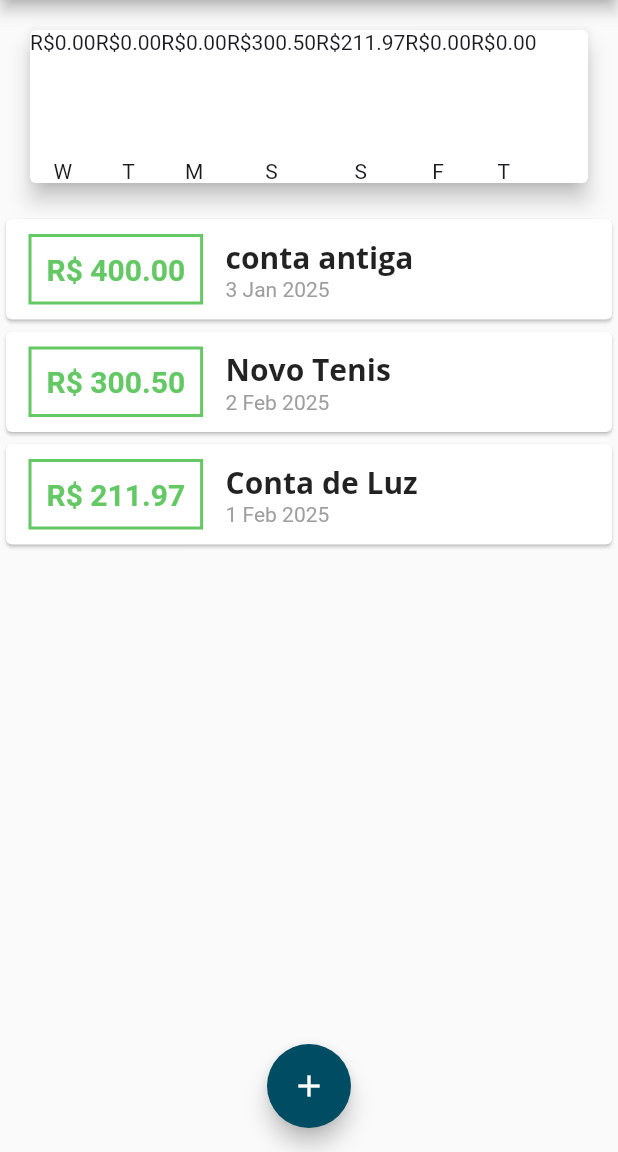
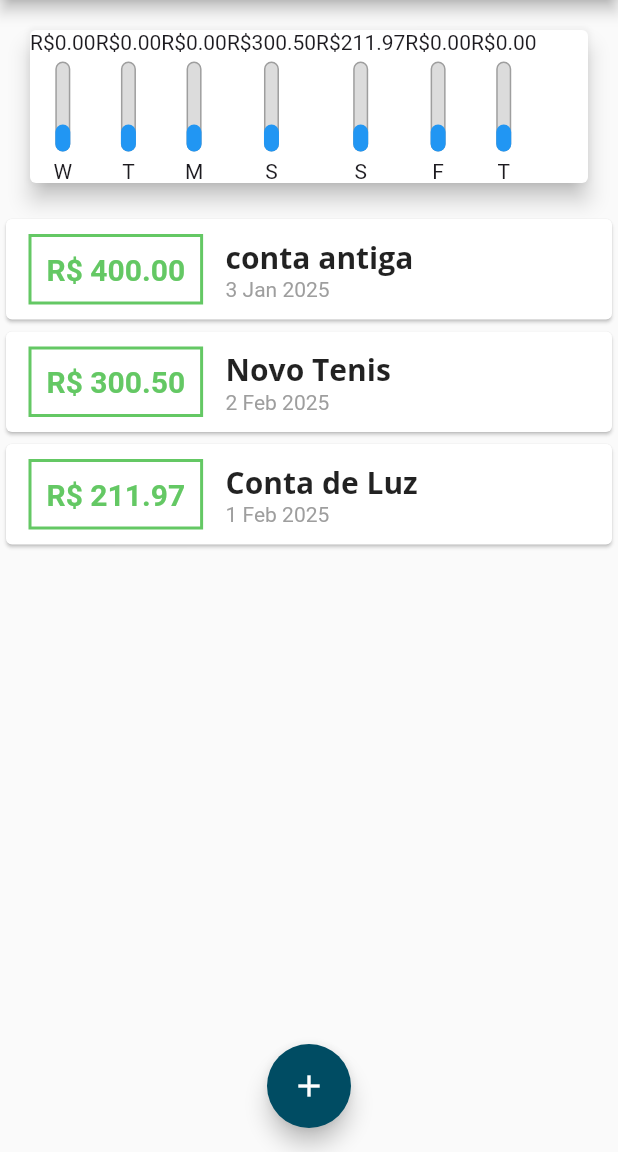
Before and after one commit to Leonardo-arau/DespesasApp, a Flutter app: the screen it shows after launch, on a phone screen of 412 x 824 dp, the part 84-1236 px from its top. Run offline on Flutter 3.47's test engine with Material 3 defaults, Android fonts, the phone set to English and light mode, and no system bars.

Commit message:
Chart Widget#04

```diff
--- a/lib/components/chart.dart
+++ b/lib/components/chart.dart
@@ -42,7 +42,7 @@ class Chart extends StatelessWidget {
           return ChartBar(
             label: tr['day'].toString(),
             value: tr['value'] as double,
-            percentage: 0,
+            percentage: 0.3,
           );
         }).toList(),
       ),
--- a/lib/components/chart_bar.dart
+++ b/lib/components/chart_bar.dart
@@ -19,7 +19,34 @@ class ChartBar extends StatelessWidget {
         SizedBox(
           height: 5,
         ),
-        Container(height: 60, width: 10, child: null),
+        Container(
+          height: 60,
+          width: 10,
+          child: Stack(
+            alignment: Alignment.bottomCenter,
+            children: <Widget>[
+              Container(
+                decoration: BoxDecoration(
+                  border: Border.all(
+                    color: Colors.grey,
+                    width: 1.0,
+                  ),
+                  color: Color.fromRGBO(220, 220, 220, 1),
+                  borderRadius: BorderRadius.circular(5),
+                ),
+              ),
+              FractionallySizedBox(
+                heightFactor: percentage,
+                child: Container(
+                  decoration: BoxDecoration(
+                    color: Theme.of(context).primaryColor,
+                    borderRadius: BorderRadius.circular(5),
+                  ),
+                ),
+              )
+            ],
+          ),
+        ),
         SizedBox(
           height: 5,
         ),
```
Also changed, not shown: 1 other file.
